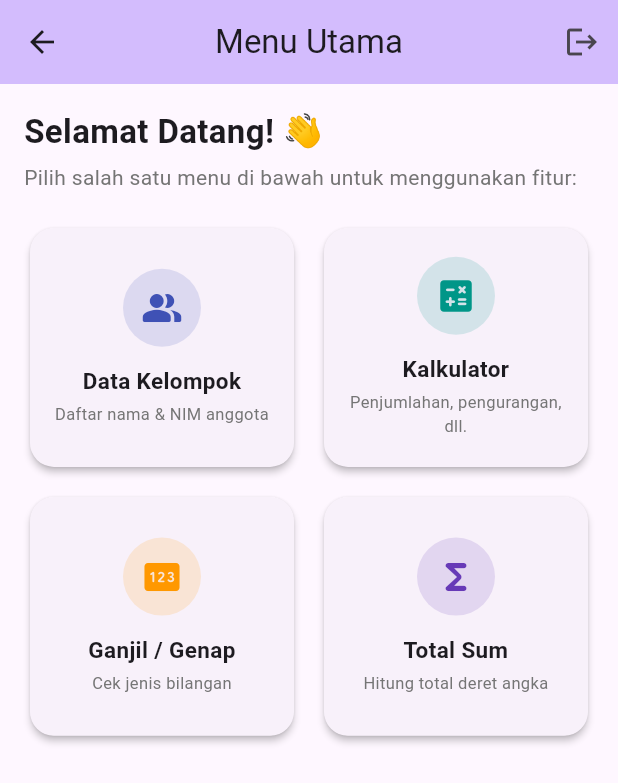
After one commit to kakyoindonut321/aplikasi_kalkulator_tugas2, a Flutter app: the HomeScreen screen opened by its route, on a phone screen of 412 x 824 dp. The commit adds this screen. Shown: the top 783 px of the screen. Run offline on Flutter 3.47's test engine with Material 3 defaults, Android fonts, the phone set to English and light mode, and no system bars.

Commit message:
boilerplate pengerjaan untuk menu2 lain

```diff
--- /dev/null
+++ b/lib/screens/home_screen.dart
@@ -0,0 +1,144 @@
+import 'package:flutter/material.dart';
+
+class HomeScreen extends StatelessWidget {
+  const HomeScreen({super.key});
+
+  @override
+  Widget build(BuildContext context) {
+    // Daftar Menu Navigasi Aplikasi
+    final List<Map<String, dynamic>> menuItems = [
+      {
+        'title': 'Data Kelompok',
+        'subtitle': 'Daftar nama & NIM anggota',
+        'icon': Icons.people_alt_rounded,
+        'color': Colors.indigo,
+        'route': '/group',
+      },
+      {
+        'title': 'Kalkulator',
+        'subtitle': 'Penjumlahan, pengurangan, dll.',
+        'icon': Icons.calculate_rounded,
+        'color': Colors.teal,
+        'route': '/math',
+      },
+      {
+        'title': 'Ganjil / Genap',
+        'subtitle': 'Cek jenis bilangan',
+        'icon': Icons.pin_rounded,
+        'color': Colors.orange,
+        'route': '/odd_even',
+      },
+      {
+        'title': 'Total Sum',
+        'subtitle': 'Hitung total deret angka',
+        'icon': Icons.functions_rounded,
+        'color': Colors.deepPurple,
+        'route': '/sum_total',
+      },
+    ];
+
+    return Scaffold(
+      appBar: AppBar(
+        title: const Text('Menu Utama'),
+        centerTitle: true,
+        backgroundColor: Theme.of(context).colorScheme.inversePrimary,
+        actions: [
+          IconButton(
+            icon: const Icon(Icons.logout),
+            tooltip: 'Logout',
+            onPressed: () {
+              // Kembali ke halaman Login & hapus riwayat tumpukan halaman
+              Navigator.pushReplacementNamed(context, '/login');
+            },
+          )
+        ],
+      ),
+      body: Padding(
+        padding: const EdgeInsets.all(16.0),
+        child: Column(
+          crossAxisAlignment: CrossAxisAlignment.start,
+          children: [
+            const Text(
+              'Selamat Datang! 👋',
+              style: TextStyle(
+                fontSize: 22,
+                fontWeight: FontWeight.bold,
+              ),
+            ),
+            const SizedBox(height: 4),
+            Text(
+              'Pilih salah satu menu di bawah untuk menggunakan fitur:',
+              style: TextStyle(color: Colors.grey[600], fontSize: 14),
+            ),
+            const SizedBox(height: 20),
+            Expanded(
+              child: GridView.builder(
+                itemCount: menuItems.length,
+                gridDelegate: const SliverGridDelegateWithFixedCrossAxisCount(
+                  crossAxisCount: 2, // 2 Kolom Card
+                  crossAxisSpacing: 12,
+                  mainAxisSpacing: 12,
+                  childAspectRatio: 1.1,
+                ),
+                itemBuilder: (context, index) {
+                  final item = menuItems[index];
+
+                  return InkWell(
+                    onTap: () {
+                      // Pindah ke route sesuai menu yang diklik
+                      Navigator.pushNamed(context, item['route']);
+                    },
+                    borderRadius: BorderRadius.circular(16),
+                    child: Card(
+                      elevation: 2,
+                      shape: RoundedRectangleBorder(
+                        borderRadius: BorderRadius.circular(16),
+                      ),
+                      child: Padding(
+                        padding: const EdgeInsets.all(16.0),
+                        child: Column(
+                          mainAxisAlignment: MainAxisAlignment.center,
+                          children: [
+                            CircleAvatar(
+                              radius: 26,
+                              backgroundColor: (item['color'] as Color).withOpacity(0.15),
+                              child: Icon(
+                                item['icon'] as IconData,
+                                color: item['color'] as Color,
+                                size: 28,
+                              ),
+                            ),
+                            const SizedBox(height: 12),
+                            Text(
+                              item['title'],
+                              textAlign: TextAlign.center,
+                              style: const TextStyle(
+                                fontWeight: FontWeight.bold,
+                                fontSize: 15,
+                              ),
+                            ),
+                            const SizedBox(height: 4),
+                            Text(
+                              item['subtitle'],
+                              textAlign: TextAlign.center,
+                              maxLines: 2,
+                              overflow: TextOverflow.ellipsis,
+                              style: TextStyle(
+                                fontSize: 11,
+                                color: Colors.grey[600],
+                              ),
+                            ),
+                          ],
+                        ),
+                      ),
+                    ),
+                  );
+                },
+              ),
+            ),
+          ],
+        ),
+      ),
+    );
+  }
+}
--- a/lib/screens/login_screen.dart
+++ b/lib/screens/login_screen.dart
@@ -22,7 +22,7 @@ class _LoginScreenState extends State<LoginScreen> {
       if (username == 'admin' && password == '123456') {
         _message = '✅ Login berhasil!';
         // Gunakan pushNamed sesuai route yang sudah didaftarkan di main.dart
-        Navigator.pushReplacementNamed(context, '/group');
+        Navigator.pushReplacementNamed(context, '/home');
       } else {
         _message = '❌ Username atau password salah!';
       }
```
Also changed, not shown: lib/main.dart (+7 -5 lines), lib/screens/group_data_screen.dart (added, +122 -0 lines), lib/screens/math_screen.dart (added), lib/screens/odd_even_screen.dart (added), lib/screens/sum_total_screen.dart (added).
